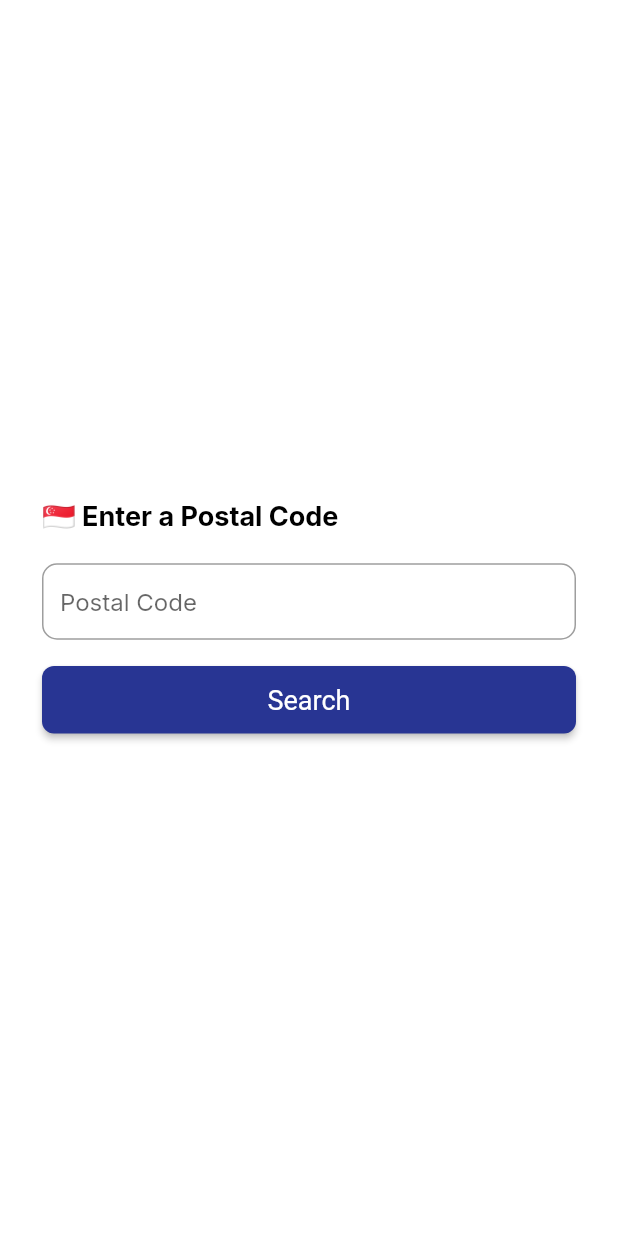
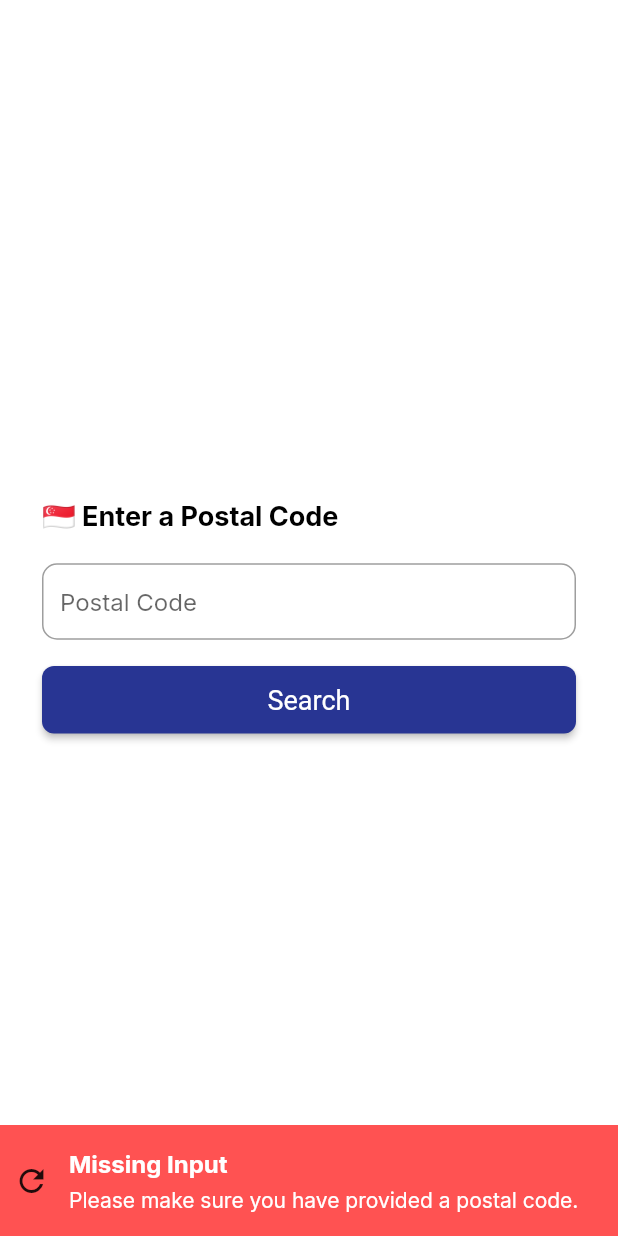
Before and after one commit to ryanpantk/OneMap-Flutter-App, a Flutter app: the screen it shows after launch, after a tap on "Search", on a phone screen of 412 x 824 dp. Run offline on Flutter 3.47's test engine with Material 2 defaults, Android fonts, the light colour scheme and no system bars; our stand-ins replace get, google_fonts; network calls fail.

Commit message:
Add SearchScreen Controller

```diff
--- /dev/null
+++ b/lib/controllers/search_screen_controller.dart
@@ -0,0 +1,35 @@
+import 'package:get/get.dart';
+import 'package:flutter/material.dart';
+import 'package:postal_code_finder/services/onemap_api.dart';
+
+class SearchScreenController extends GetxController {
+  final OneMapAPI oneMapAPI = OneMapAPI();
+  final postalCodeTextController = TextEditingController();
+  final RxInt pageNumber = 1.obs;
+
+  @override
+  void onClose() {
+    postalCodeTextController.dispose();
+  }
+
+  Future<void> onSearch() async {
+    if (postalCodeTextController.text.isEmpty) {
+      Get.showSnackbar(
+        const GetSnackBar(
+          title: 'Missing Input',
+          message: 'Please make sure you have provided a postal code.',
+          icon: Icon(Icons.refresh),
+          duration: Duration(seconds: 3),
+          backgroundColor: Colors.redAccent,
+        ),
+      );
+    }
+
+    try {
+      oneMapAPI.getAddressResults(
+          (postalCodeTextController.text), (pageNumber.toString()));
+    } catch (exception) {
+      exception.printError();
+    }
+  }
+}
--- a/lib/main.dart
+++ b/lib/main.dart
@@ -7,13 +7,13 @@ const startAlignment = Alignment.topCenter;
 const endAlignment = Alignment.bottomCenter;
 
 void main() {
-  runApp(const PostalCodeApp());
+  runApp(PostalCodeApp());
 }
 
 class PostalCodeApp extends StatelessWidget {
-  const PostalCodeApp({super.key});
+  PostalCodeApp({super.key});
 
-  final Widget homeScreen = const SearchScreen();
+  final Widget homeScreen = SearchScreen();
 
   @override
   Widget build(context) {
--- a/lib/screens/search_screen.dart
+++ b/lib/screens/search_screen.dart
@@ -1,7 +1,10 @@
 import 'package:flutter/material.dart';
+import 'package:postal_code_finder/controllers/search_screen_controller.dart';
 
 class SearchScreen extends StatelessWidget {
-  const SearchScreen({super.key});
+  SearchScreen({super.key});
+
+  final SearchScreenController controller = SearchScreenController();
 
   @override
   Widget build(context) {
@@ -24,6 +27,7 @@ class SearchScreen extends StatelessWidget {
             ),
             const SizedBox(height: 20),
             TextField(
+              controller: controller.postalCodeTextController,
               decoration: InputDecoration(
                   border: OutlineInputBorder(
                     borderRadius: BorderRadius.circular(10.0),
@@ -43,7 +47,9 @@ class SearchScreen extends StatelessWidget {
                           borderRadius: BorderRadius.circular(8.0),
                         ),
                         textStyle: const TextStyle(fontSize: 18)),
-                    onPressed: () {},
+                    onPressed: () {
+                      controller.onSearch();
+                    },
                     child: const Text('Search'),
                   ),
                 )
```
